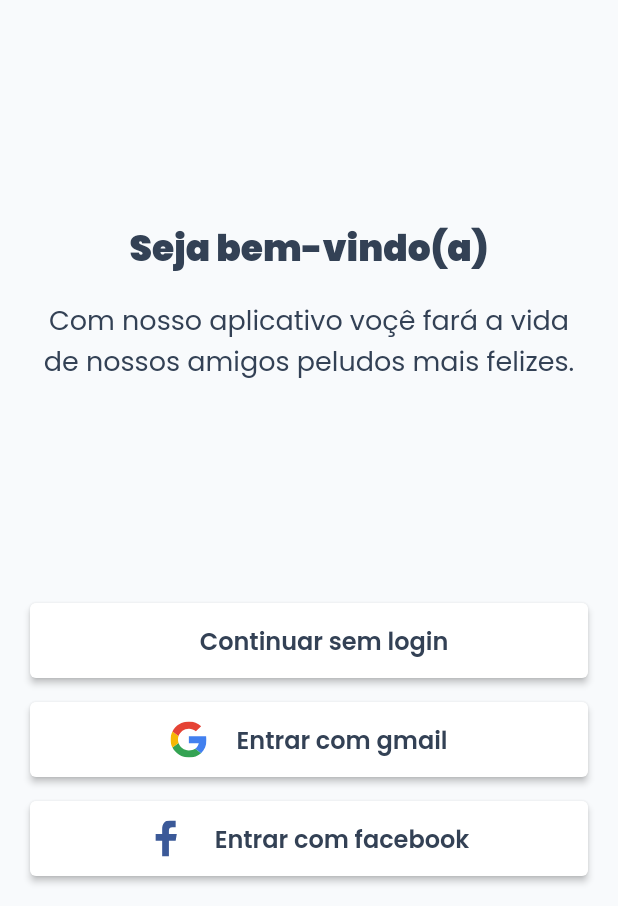
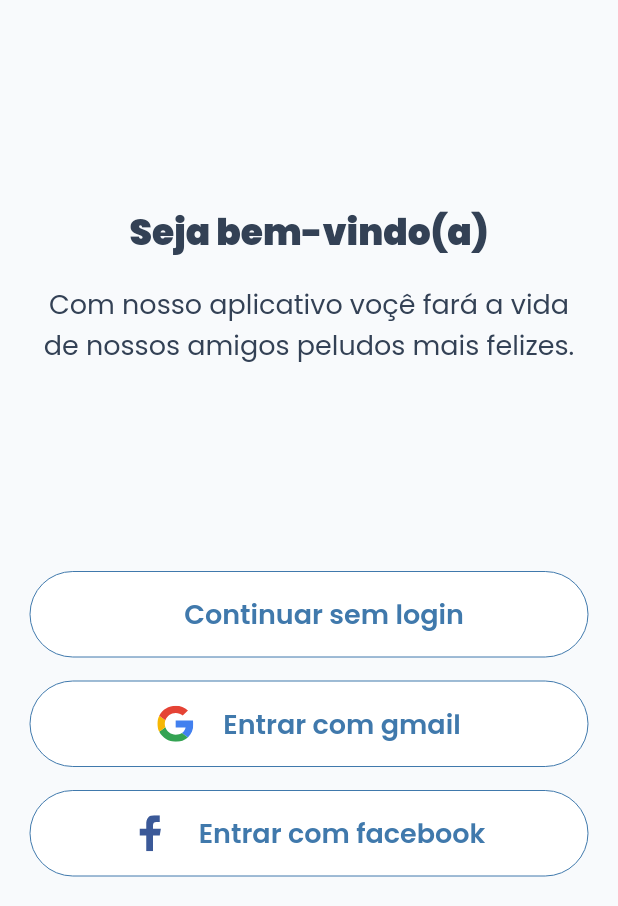
Before and after one commit to Yurinabaia/adote_me, a Flutter app: the Login screen opened by its route, after a tap on "Continuar sem login", after a tap on the "menu" icon, after a tap on "Desconectar-se", on a phone screen of 412 x 824 dp, the part 330-1236 px from its top. Run offline on Flutter 3.47's test engine with Material 2 defaults, Android fonts, the phone set to English and light mode, and no system bars; our stand-ins replace carousel_slider, cloud_firestore, file_picker, firebase_auth, firebase_core, flutter_svg and 4 more; missing offline and left inert: flutter_facebook_auth; accounts and stored records are empty.

Commit message:
Melhoria da interface dos botões

```diff
--- a/lib/ui/components/buttons/button_component.dart
+++ b/lib/ui/components/buttons/button_component.dart
@@ -21,8 +21,9 @@ class ButtonComponent extends StatelessWidget {
       onPressed: () => onPressed(),
       style: ElevatedButton.styleFrom(
         primary: color ?? const Color(0xff4079AC),
-        padding: const EdgeInsets.symmetric(horizontal: 20, vertical: 10),
+        padding: const EdgeInsets.symmetric(horizontal: 20, vertical: 15),
         minimumSize: const Size.fromHeight(50),
+        shape: const StadiumBorder(),
       ),
       child: Row(
         mainAxisAlignment: MainAxisAlignment.center,
@@ -39,7 +40,7 @@ class ButtonComponent extends StatelessWidget {
           ],
           Text(
             text,
-            style: const TextStyle(fontSize: 16, fontWeight: FontWeight.w600),
+            style: const TextStyle(fontSize: 18, fontWeight: FontWeight.w600),
           ),
         ],
       ),
--- a/lib/ui/components/buttons/button_outline_component.dart
+++ b/lib/ui/components/buttons/button_outline_component.dart
@@ -5,23 +5,29 @@ class ButtonOutlineComponent extends StatelessWidget {
   final String text;
   final Function onPressed;
   final String? svgIcon;
-  final Color? textColor;
-  const ButtonOutlineComponent(
-      {Key? key,
-      required this.text,
-      required this.onPressed,
-      this.svgIcon,
-      this.textColor})
-      : super(key: key);
+  final bool islogin;
+
+  const ButtonOutlineComponent({
+    Key? key,
+    required this.text,
+    required this.onPressed,
+    this.svgIcon,
+    this.islogin = false,
+  }) : super(key: key);
 
   @override
   Widget build(BuildContext context) {
-    return ElevatedButton(
+    return OutlinedButton(
       onPressed: () => onPressed(),
       style: ElevatedButton.styleFrom(
         primary: Colors.white,
-        padding: const EdgeInsets.symmetric(horizontal: 20, vertical: 10),
+        padding: const EdgeInsets.symmetric(horizontal: 20, vertical: 15),
         minimumSize: const Size.fromHeight(50),
+        shape: const StadiumBorder(),
+        side: BorderSide(
+          color: Theme.of(context).primaryColor,
+          width: islogin ? 0 : 2,
+        ),
       ),
       child: Row(
         mainAxisAlignment: MainAxisAlignment.center,
@@ -38,9 +44,9 @@ class ButtonOutlineComponent extends StatelessWidget {
           Text(
             text,
             style: TextStyle(
-              fontSize: 16,
+              fontSize: 18,
               fontWeight: FontWeight.w600,
-              color: textColor ?? Theme.of(context).primaryColor,
+              color: Theme.of(context).primaryColor,
             ),
           ),
         ],
--- a/lib/ui/components/inputs/search_component.dart
+++ b/lib/ui/components/inputs/search_component.dart
@@ -30,6 +30,12 @@ class SeachComponent extends StatelessWidget {
           color: Theme.of(context).primaryColor,
         ),
         //errorText: 'Error message',
+        enabledBorder: OutlineInputBorder(
+          borderSide: BorderSide(
+            color: Theme.of(context).primaryColor,
+          ),
+          borderRadius: BorderRadius.circular(10),
+        ),
         border: OutlineInputBorder(
           borderRadius: BorderRadius.circular(10),
         ),
@@ -40,9 +46,10 @@ class SeachComponent extends StatelessWidget {
           ),
           borderRadius: BorderRadius.circular(10.0),
         ),
-        suffixIcon: const Icon(
+        suffixIcon: Icon(
           Icons.search,
           size: 30,
+          color: Theme.of(context).primaryColor,
         ),
         filled: true,
         fillColor: Colors.white,
--- a/lib/ui/screens/login_screen.dart
+++ b/lib/ui/screens/login_screen.dart
@@ -67,7 +67,7 @@ class _LoginState extends State<Login> {
                         Navigator.pushReplacementNamed(
                             context, '/user_profile');
                       },
-                      textColor: const Color(0xff334155),
+                      islogin: true,
                     ),
                     ButtonOutlineComponent(
                       text: "Entrar com gmail",
@@ -84,7 +84,7 @@ class _LoginState extends State<Login> {
                         }
                       },
                       svgIcon: "icon-google",
-                      textColor: const Color(0xff334155),
+                      islogin: true,
                     ),
                     ButtonOutlineComponent(
                       text: "Entrar com facebook",
@@ -101,7 +101,7 @@ class _LoginState extends State<Login> {
                         }
                       },
                       svgIcon: "icon-facebook",
-                      textColor: const Color(0xff334155),
+                      islogin: true,
                     ),
                   ],
                 ),
--- a/lib/ui/screens/user_profile_screen.dart
+++ b/lib/ui/screens/user_profile_screen.dart
@@ -10,6 +10,7 @@ import 'package:adoteme/data/service/login_firebase_service.dart';
 import 'package:adoteme/data/service/user_profile_firebase_service.dart';
 import 'package:adoteme/ui/components/appbars/appbar_component.dart';
 import 'package:adoteme/ui/components/buttons/button_component.dart';
+import 'package:adoteme/ui/components/buttons/button_outline_component.dart';
 import 'package:adoteme/ui/components/circle_avatar_component.dart';
 import 'package:adoteme/ui/components/drawer_component.dart';
 import 'package:adoteme/ui/components/inputs/input_component.dart';
@@ -285,10 +286,16 @@ class _UserProfileScreenState extends State<UserProfileScreen> {
                       ],
                     ),
                   ),
-                  const SizedBox(height: 32),
+                  const SizedBox(height: 64),
                   ButtonComponent(
                     text: 'Salvar',
                     onPressed: saveData,
+                  ),
+                  const SizedBox(height: 16),
+                  ButtonOutlineComponent(
+                    text: 'Cancelar',
+                    //TODO: Implementar ação de voltar para a Página Inicial
+                    onPressed: () {},
                   ),
                 ],
               ),
```
